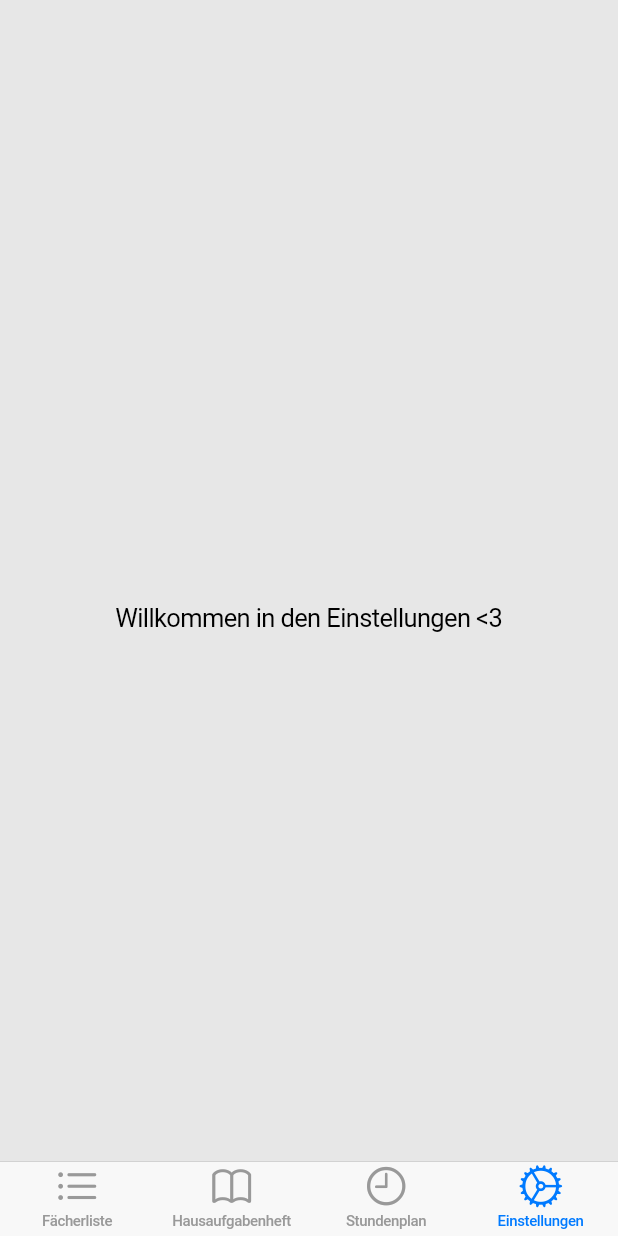
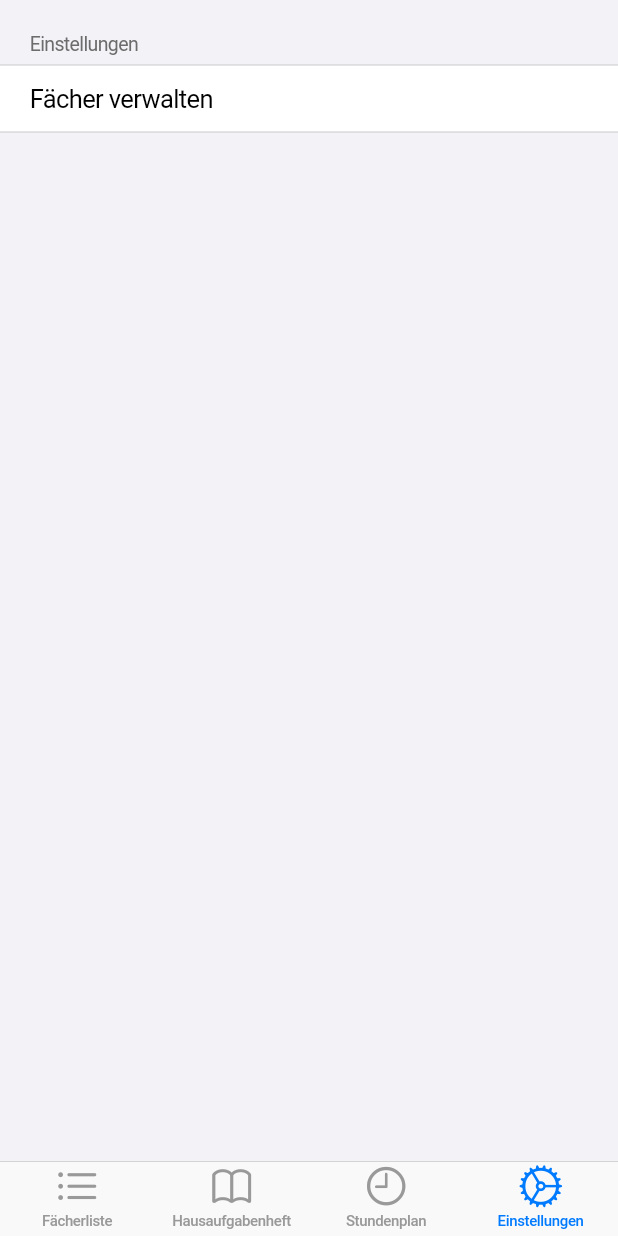
Before and after one commit to sartamo/ludus, a Flutter app: the screen it shows after launch, item 4 of the bottom bar chosen, on a phone screen of 412 x 824 dp. Run offline on Flutter 3.47's test engine with Material 3 defaults, Android fonts, the phone set to English and light mode, and no system bars.

Commit message:
Einstellungen angefangen (Fächer bearbeiten)

```diff
--- a/lib/einstellungen.dart
+++ b/lib/einstellungen.dart
@@ -1,6 +1,7 @@
 // Die Seite für die Einstellungen
 
 import 'package:flutter/cupertino.dart';
+import 'Einstellungen/faecherverwaltung.dart';
 
 class Einstellungen extends StatefulWidget {
   const Einstellungen({super.key});
@@ -12,8 +13,22 @@ class Einstellungen extends StatefulWidget {
 class _EinstellungenState extends State<Einstellungen> {
   @override
   Widget build(BuildContext context) {
-    return const Center(
-      child: Text('Willkommen in den Einstellungen <3'),
+    return Center(
+      child: CupertinoListSection( // Liste der Einstellungen
+        header: const Text('Einstellungen'),
+        children: [
+          CupertinoListTile(
+            title: const Text('Fächer verwalten'),
+            onTap: () {
+              Navigator.of(context).push(
+                CupertinoPageRoute(
+                  builder: (context) => const Faecherverwaltung(),
+                ),
+              );
+            },
+          )
+        ],
+      ),
     );
   }
 }
--- a/lib/faecherliste.dart
+++ b/lib/faecherliste.dart
@@ -34,9 +34,11 @@ class _FaecherlisteState extends State<Faecherliste> {
   @override
   Widget build(BuildContext context) {
     return CupertinoPageScaffold(
-      child: CupertinoListSection(
-        header: const Text('Fächer'),
-        children: widget.getFaecher(context),
+      child: Center(
+        child: CupertinoListSection(
+          header: const Text('Fächer'),
+          children: widget.getFaecher(context),
+        ),
       ),
     );
   }
```
Also changed, not shown: lib/Einstellungen/faecherverwaltung.dart (added, +75 -0 lines).
